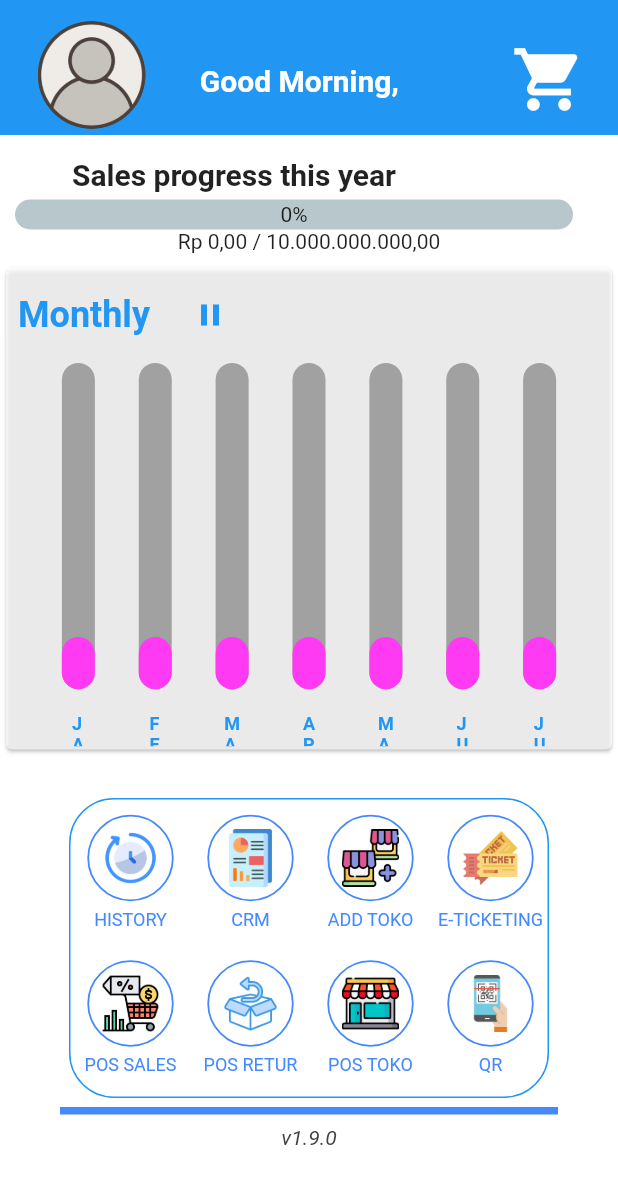
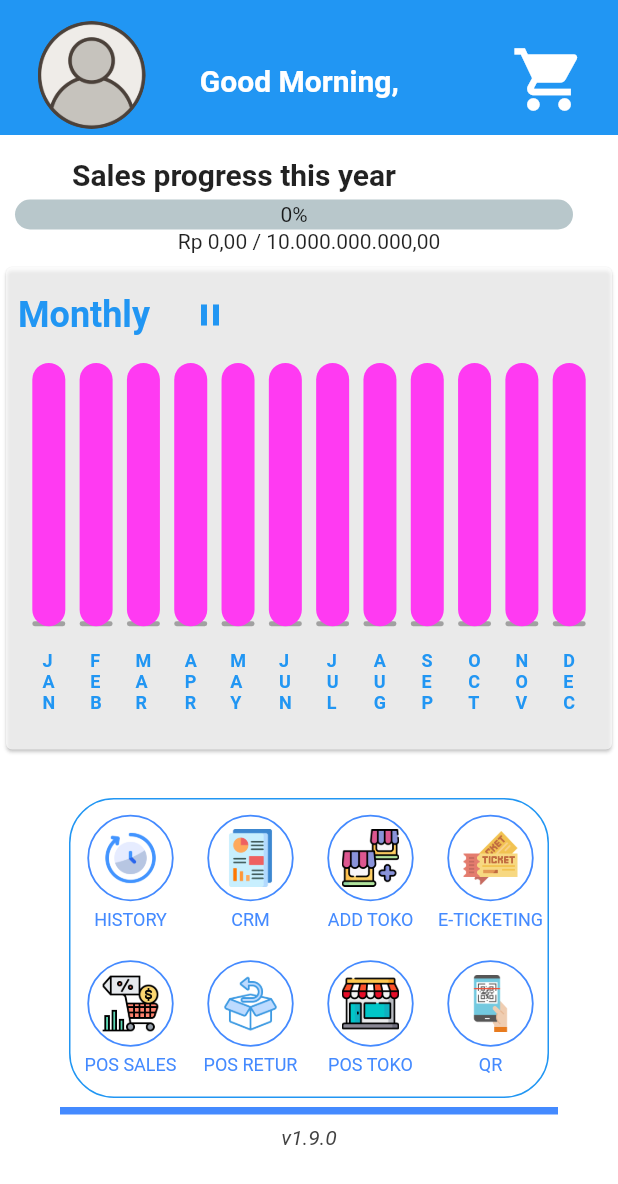
Before and after one commit to Pramuhdiana/POS-MOBILE-IOS-ANDROID, a Flutter app: the HomeScreen screen opened directly, after a tap on the "play arrow" icon, on a phone screen of 412 x 824 dp. Shown: the top 1184 px of the screen. Run offline on Flutter 3.47's test engine with Material 2 defaults, Android fonts, the phone set to English and light mode, and no system bars; drawn by our look-alikes of badges, fl_chart, percent_indicator; our stand-ins replace cached_network_image, cloud_firestore, dio, dropdown_search, firebase_core, firebase_messaging and 13 more; missing offline and left inert: cart_stepper, flutter_beep, flutter_gif, qr_code_scanner; accounts and stored records are empty; network calls fail.

Commit message:
menambahkan dashboard dan targer BC

```diff
--- a/lib/mainScreens/home_screen.dart
+++ b/lib/mainScreens/home_screen.dart
@@ -155,6 +155,51 @@ class _HomeScreenState extends State<HomeScreen> {
       }
       setState(() {
         barJul = (barJul / targetByMonth).round();
+      });
+    });
+    //agus
+    DbAlltransaksi.db.getAlltransaksiNominalByMonth('8', year).then((value) {
+      for (var i = 0; i < value.length; i++) {
+        barAug += int.parse(value[i].total_rupiah!); //menjumlahkan ke list
+      }
+      setState(() {
+        barAug = (barAug / targetByMonth).round();
+      });
+    });
+    //sept
+    DbAlltransaksi.db.getAlltransaksiNominalByMonth('9', year).then((value) {
+      for (var i = 0; i < value.length; i++) {
+        barSep += int.parse(value[i].total_rupiah!); //menjumlahkan ke list
+      }
+      setState(() {
+        barSep = (barSep / targetByMonth).round();
+      });
+    });
+    //okt
+    DbAlltransaksi.db.getAlltransaksiNominalByMonth('10', year).then((value) {
+      for (var i = 0; i < value.length; i++) {
+        barOct += int.parse(value[i].total_rupiah!); //menjumlahkan ke list
+      }
+      setState(() {
+        barOct = (barOct / targetByMonth).round();
+      });
+    });
+    //nov
+    DbAlltransaksi.db.getAlltransaksiNominalByMonth('11', year).then((value) {
+      for (var i = 0; i < value.length; i++) {
+        barNov += int.parse(value[i].total_rupiah!); //menjumlahkan ke list
+      }
+      setState(() {
+        barNov = (barNov / targetByMonth).round();
+      });
+    });
+    //desc
+    DbAlltransaksi.db.getAlltransaksiNominalByMonth('12', year).then((value) {
+      for (var i = 0; i < value.length; i++) {
+        barDec += int.parse(value[i].total_rupiah!); //menjumlahkan ke list
+      }
+      setState(() {
+        barDec = (barDec / targetByMonth).round();
       });
     });
 
@@ -1161,7 +1206,7 @@ class _HomeScreenState extends State<HomeScreen> {
                 semester1 = 'July';
                 break;
               case 7:
-                semester1 = 'Augustus';
+                semester1 = 'August';
                 break;
               case 8:
                 semester1 = 'September';
@@ -1187,10 +1232,10 @@ class _HomeScreenState extends State<HomeScreen> {
                 fontSize: 18,
               ),
               children: <TextSpan>[
-                (rod.toY - 1).round().toString().length > 2
+                (rod.toY).round().toString().length > 2
                     ? TextSpan(
                         text:
-                            '${(rod.toY - 1).round()}%\n${(rod.toY * 10).toString()[0]},${(rod.toY * 10).toString()[1]}M',
+                            '${(rod.toY).round()}%\n${(rod.toY * 10).toString()[0]},${(rod.toY * 10).toString()[1]}M',
                         style: const TextStyle(
                           color: AppColors.contentColorGreen,
                           fontSize: 16,
@@ -1199,7 +1244,7 @@ class _HomeScreenState extends State<HomeScreen> {
                       )
                     : TextSpan(
                         text:
-                            '${(rod.toY - 1).round()}%\n${(rod.toY * 10).toString()[0]}${(rod.toY * 10).toString()[1]}${(rod.toY * 10).toString()[2]}JT',
+                            '${(rod.toY).round().toString()}%\n${(rod.toY * 10).toString()[0]}${(rod.toY * 10).toString()[1]}${(rod.toY * 10).toString()[2]}JT',
                         style: const TextStyle(
                           color: AppColors.contentColorGreen,
                           fontSize: 16,
@@ -1328,7 +1373,7 @@ class _HomeScreenState extends State<HomeScreen> {
           sideTitles: SideTitles(
             showTitles: true,
             getTitlesWidget: getTitlesSmt1,
-            reservedSize: 38,
+            reservedSize: 80,
           ),
         ),
         leftTitles: const AxisTitles(
@@ -1350,54 +1395,89 @@ class _HomeScreenState extends State<HomeScreen> {
       borderData: FlBorderData(
         show: false,
       ),
-      barGroups: List.generate(7, (i) {
+      barGroups: List.generate(12, (i) {
         switch (i) {
           case 0:
             return makeGroupData(
               0,
-              Random().nextInt(15).toInt() + 6,
+              Random().nextInt(7500).toInt() + 1000,
               barColor:
                   availableColors[Random().nextInt(availableColors.length)],
             );
           case 1:
             return makeGroupData(
               1,
-              Random().nextInt(15).toInt() + 6,
+              Random().nextInt(7500).toInt() + 1000,
               barColor:
                   availableColors[Random().nextInt(availableColors.length)],
             );
           case 2:
             return makeGroupData(
               2,
-              Random().nextInt(15).toInt() + 6,
+              Random().nextInt(7500).toInt() + 1000,
               barColor:
                   availableColors[Random().nextInt(availableColors.length)],
             );
           case 3:
             return makeGroupData(
               3,
-              Random().nextInt(15).toInt() + 6,
+              Random().nextInt(7500).toInt() + 1000,
               barColor:
                   availableColors[Random().nextInt(availableColors.length)],
             );
           case 4:
             return makeGroupData(
               4,
-              Random().nextInt(15).toInt() + 6,
+              Random().nextInt(7500).toInt() + 1000,
               barColor:
                   availableColors[Random().nextInt(availableColors.length)],
             );
           case 5:
             return makeGroupData(
               5,
-              Random().nextInt(15).toInt() + 6,
+              Random().nextInt(7500).toInt() + 1000,
               barColor:
                   availableColors[Random().nextInt(availableColors.length)],
             );
           case 6:
             return makeGroupData(
               6,
-              Random().nextInt(15).toInt() + 6,
+              Random().nextInt(7500).toInt() + 1000,
+              barColor:
+                  availableColors[Random().nextInt(availableColors.length)],
+            );
+          case 7:
+            return makeGroupData(
+              7,
+              Random().nextInt(7500).toInt() + 1000,
+              barColor:
+                  availableColors[Random().nextInt(availableColors.length)],
+            );
+          case 8:
+            return makeGroupData(
+              8,
+              Random().nextInt(7500).toInt() + 1000,
+              barColor:
+                  availableColors[Random().nextInt(availableColors.length)],
+            );
+          case 9:
+            return makeGroupData(
+              9,
+              Random().nextInt(7500).toInt() + 1000,
+              barColor:
+                  availableColors[Random().nextInt(availableColors.length)],
+            );
+          case 10:
+            return makeGroupData(
+              10,
+              Random().nextInt(7500).toInt() + 1000,
+              barColor:
+                  availableColors[Random().nextInt(availableColors.length)],
+            );
+          case 11:
+            return makeGroupData(
+              11,
+              Random().nextInt(7500).toInt() + 1000,
               barColor:
                   availableColors[Random().nextInt(availableColors.length)],
             );
```
